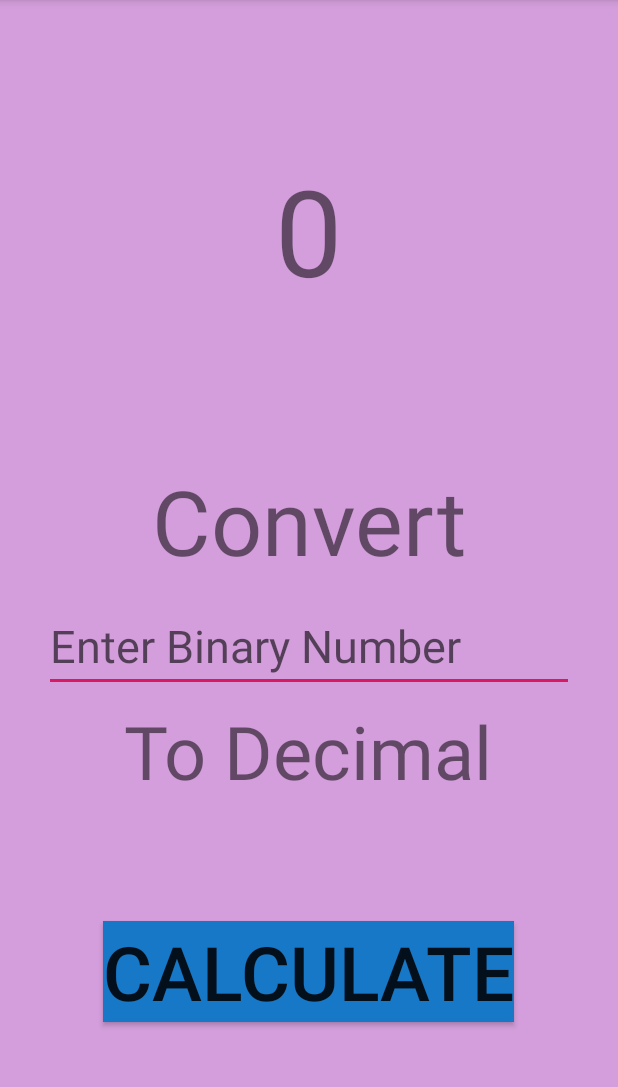
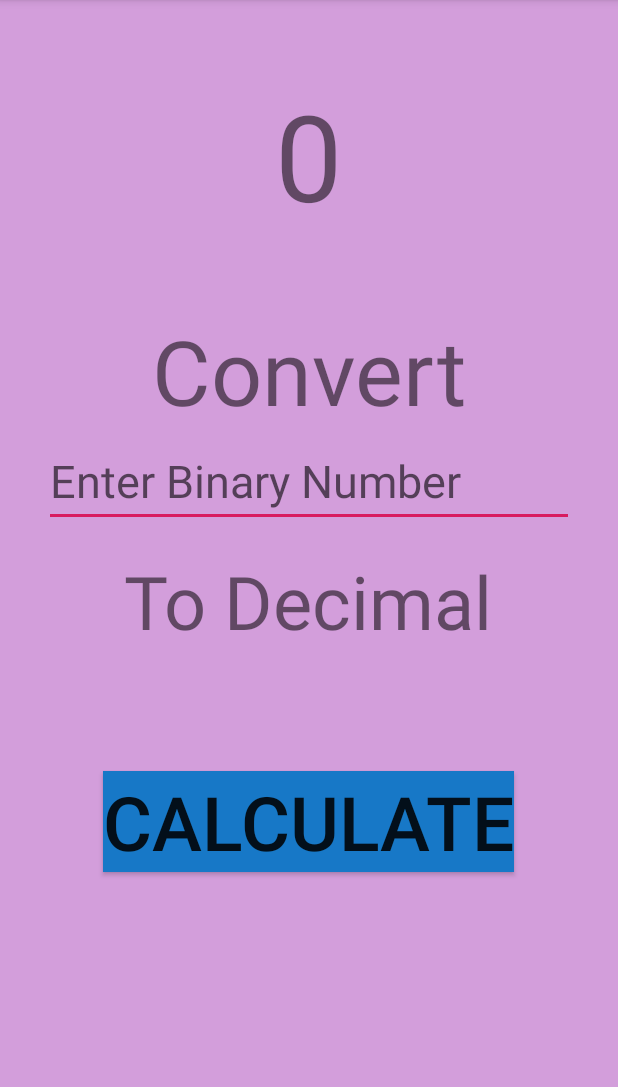
Before and after one commit to JakeVaughn820/SB_4_Room8-, an Android app: the screen it shows after launch (MainActivity), on a phone screen of 412 x 824 dp, the part 84-1171 px from its top. Run offline under Robolectric (Android 15) with nearby library versions, the phone set to English and light mode, and no system bars.

Commit message:
Fully working Four Bit Binary Converter. Will try and make it n-bit instead.

```diff
--- a/Experiments/FourBitBinaryToDecimalCalculator/app/src/main/res/layout/activity_main.xml
+++ b/Experiments/FourBitBinaryToDecimalCalculator/app/src/main/res/layout/activity_main.xml
@@ -12,7 +12,7 @@
         android:layout_width="wrap_content"
         android:layout_height="wrap_content"
         android:layout_centerHorizontal="true"
-        android:layout_margin="100dp"
+        android:layout_margin="50dp"
         android:text="0"
         android:textSize="80dp" />
 
@@ -32,7 +32,7 @@
         android:layout_height="wrap_content"
         android:layout_below="@id/textOutput"
         android:layout_centerHorizontal="true"
-        android:layout_margin="-50dp"
+        android:layout_margin="0dp"
         android:text="Convert"
         android:textSize="60dp" />
 
@@ -51,8 +51,8 @@
         android:layout_width="wrap_content"
         android:layout_height="wrap_content"
         android:layout_centerHorizontal="true"
-        android:layout_margin="400dp"
         android:ems="10"
+        android:layout_margin="290dp"
         android:hint="Enter Binary Number"
         android:inputType="number"
         android:textSize="30dp" />
```
Also changed, not shown: Experiments/FourBitBinaryToDecimalCalculator/app/src/main/java/com/example/fourbitbinarytodecimalcalculator/MainActivity.java (+6 -1 lines).
